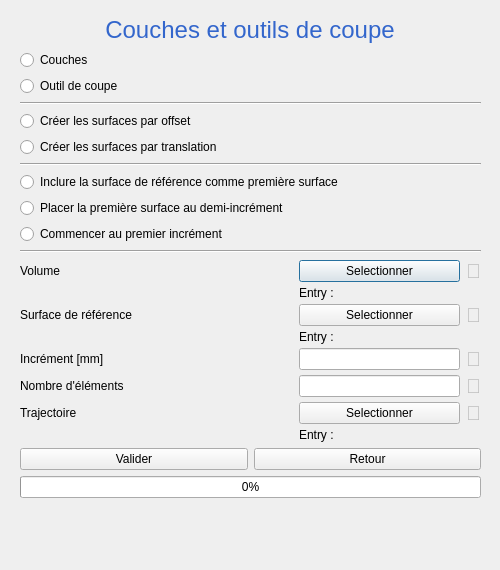
Old version of the form assets/Interface_QT/ui/Layers_creator.ui in the repository FatPinguin/ToolPathWizard_dev.
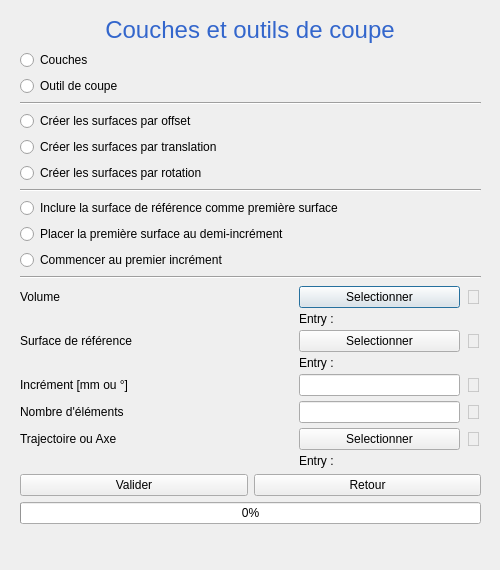
New version of the form.

Patch:
```diff
--- a/assets/Interface_QT/ui/Layers_creator.ui
+++ b/assets/Interface_QT/ui/Layers_creator.ui
@@ -97,6 +97,13 @@
         </property>
        </widget>
       </item>
+      <item>
+       <widget class="QRadioButton" name="radioButton_rotation">
+        <property name="text">
+         <string>Créer les surfaces par rotation</string>
+        </property>
+       </widget>
+      </item>
      </layout>
     </item>
     <item>
@@ -200,14 +207,14 @@
       <item row="4" column="0">
        <widget class="QLabel" name="label_increment">
         <property name="text">
-         <string>Incrément [mm]</string>
+         <string>Incrément [mm ou °]</string>
         </property>
        </widget>
       </item>
       <item row="6" column="0">
        <widget class="QLabel" name="label_translationTrajectory">
         <property name="text">
-         <string>Trajectoire</string>
+         <string>Trajectoire ou Axe</string>
         </property>
        </widget>
       </item>
```
